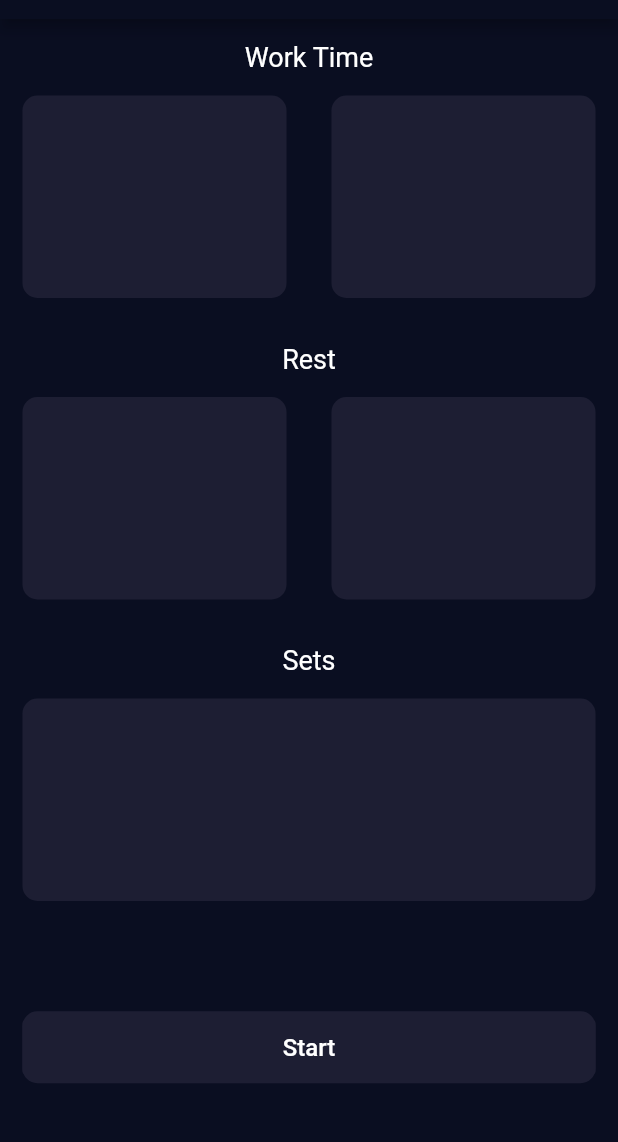
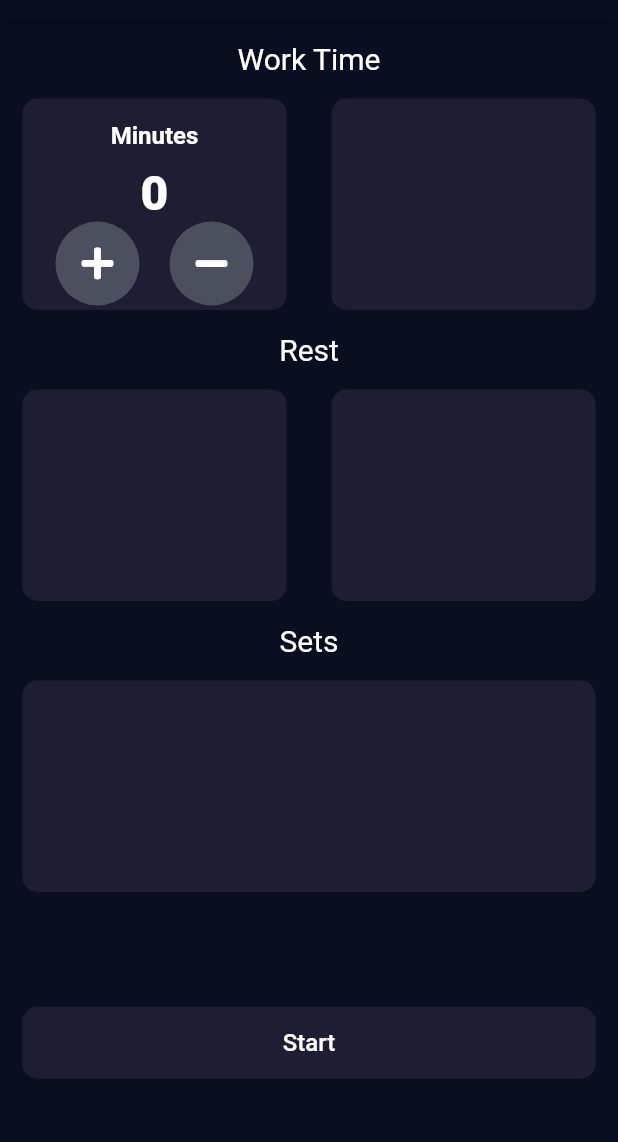
Before and after one commit to Arslanbutt/Ticker, a Flutter app: the screen it shows after launch, on a phone screen of 412 x 824 dp, the part 65-1207 px from its top. Run offline on Flutter 3.47's test engine with Material 2 defaults, Android fonts, the phone set to English and light mode, and no system bars; our stand-ins replace font_awesome_flutter.

Commit message:
Add CustomRound Button Implementation

```diff
--- a/lib/input.dart
+++ b/lib/input.dart
@@ -1,6 +1,8 @@
 import 'package:flutter/material.dart';
 import 'reusable_card.dart';
 import 'package:ticker/reusable_text.dart';
+import 'round_icon_button.dart';
+import 'package:font_awesome_flutter/font_awesome_flutter.dart';
 
 class Input extends StatefulWidget {
   Input({Key key, this.title}) : super(key: key);
@@ -11,6 +13,9 @@ class Input extends StatefulWidget {
 }
 
 class _InputState extends State<Input> {
+  int minutes = 0;
+  int seconds = 0;
+
   @override
   Widget build(BuildContext context) {
     return Scaffold(
@@ -20,39 +25,81 @@ class _InputState extends State<Input> {
       body: Center(
         child: Column(
           children: [
-            ReusableText("Work Time"),
+            ReusableText(
+              title: "Work Time",
+              fontSize: 20.0,
+              marginTop: 15.0,
+            ),
             Expanded(
               child: Row(
                 children: [
                   Expanded(
-                    child: ReusableCard(Color(0XFF1D1E33)),
+                    child: ReusableCard(
+                      color: Color(0XFF1D1E33),
+                      cardChild: Column(
+                        children: [
+                          ReusableText(
+                            title: "Minutes",
+                            fontSize: 16.0,
+                            marginTop: 15.0,
+                            fontWeight: FontWeight.w600,
+                          ),
+                          ReusableText(
+                            title: minutes.toString(),
+                            fontSize: 32.0,
+                            fontWeight: FontWeight.w900,
+                            marginTop: 10.0,
+                          ),
+                          Row(
+                            mainAxisAlignment: MainAxisAlignment.center,
+                            children: [
+                              RoundIconButton(
+                                icon: (FontAwesomeIcons.plus),
+                              ),
+                              SizedBox(
+                                width: 20.0,
+                              ),
+                              RoundIconButton(
+                                icon: (FontAwesomeIcons.minus),
+                              ),
+                            ],
+                          ),
+                        ],
+                      ),
+                    ),
                   ),
                   Expanded(
                     flex: 1,
-                    child: ReusableCard(Color(0XFF1D1E33)),
+                    child: ReusableCard(color: Color(0XFF1D1E33)),
                   ),
                 ],
               ),
             ),
-            ReusableText("Rest"),
+            ReusableText(
+              title: "Rest",
+              fontSize: 20.0,
+            ),
             Expanded(
               child: Row(
                 children: [
                   Expanded(
-                    child: ReusableCard(Color(0XFF1D1E33)),
+                    child: ReusableCard(color: Color(0XFF1D1E33)),
                   ),
                   Expanded(
-                    child: ReusableCard(Color(0XFF1D1E33)),
+                    child: ReusableCard(color: Color(0XFF1D1E33)),
                   ),
                 ],
               ),
             ),
-            ReusableText("Sets"),
+            ReusableText(
+              title: "Sets",
+              fontSize: 20.0,
+            ),
             Expanded(
               child: Row(
                 children: [
                   Expanded(
-                    child: ReusableCard(Color(0XFF1D1E33)),
+                    child: ReusableCard(color: Color(0XFF1D1E33)),
                   ),
                 ],
               ),
--- a/lib/reusable_card.dart
+++ b/lib/reusable_card.dart
@@ -2,11 +2,14 @@ import 'package:flutter/material.dart';
 
 class ReusableCard extends StatelessWidget {
   final Color color;
-  ReusableCard(this.color);
+  final Widget cardChild;
+
+  ReusableCard({@required this.color, this.cardChild});
 
   @override
   Widget build(BuildContext context) {
     return Container(
+      child: cardChild,
       decoration: BoxDecoration(
         color: color,
         borderRadius: BorderRadius.circular(10.0),
--- a/lib/reusable_text.dart
+++ b/lib/reusable_text.dart
@@ -2,15 +2,21 @@ import 'package:flutter/material.dart';
 
 class ReusableText extends StatelessWidget {
   final String title;
-  ReusableText(this.title);
+  final double fontSize;
+  final fontWeight;
+  final double marginTop;
+  ReusableText(
+      {@required this.title, this.fontSize, this.fontWeight, this.marginTop});
 
   @override
   Widget build(BuildContext context) {
     return Container(
-      margin: EdgeInsets.only(top: 15.0),
+      margin: EdgeInsets.only(top: marginTop != null ? marginTop : 0.0),
       child: Text(
         title,
-        style: TextStyle(fontSize: 18),
+        style: TextStyle(
+            fontSize: fontSize != null ? fontSize : 14,
+            fontWeight: fontWeight != null ? fontWeight : FontWeight.w400),
       ),
     );
   }
--- /dev/null
+++ b/lib/round_icon_button.dart
@@ -0,0 +1,22 @@
+import 'package:flutter/material.dart';
+import 'package:font_awesome_flutter/font_awesome_flutter.dart';
+
+class RoundIconButton extends StatelessWidget {
+  final IconData icon;
+  RoundIconButton({@required this.icon});
+
+  @override
+  Widget build(BuildContext context) {
+    return RawMaterialButton(
+      child: FaIcon(icon),
+      onPressed: null,
+      constraints: BoxConstraints.tightFor(
+        height: 56.0,
+        width: 56.0,
+      ),
+      elevation: 6.0,
+      shape: CircleBorder(),
+      fillColor: Color(0XFF4C4F5E),
+    );
+  }
+}
--- a/pubspec.yaml
+++ b/pubspec.yaml
@@ -28,6 +28,7 @@ dependencies:
   # The following adds the Cupertino Icons font to your application.
   # Use with the CupertinoIcons class for iOS style icons.
   cupertino_icons: ^1.0.0
+  font_awesome_flutter: ^8.11.0
 
 dev_dependencies:
   flutter_test:
```
Also changed, not shown: pubspec.lock.
